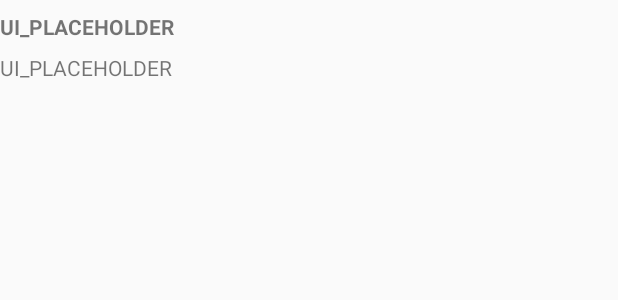
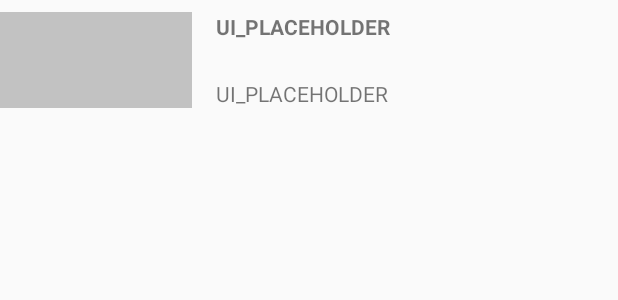
Before and after one commit to yuqiw18/MONASH-AutoModConfig, an Android app: the layout list_model_item.xml on its own in the app's theme, with its tools: preview values and no code run, on a phone screen of 412 x 824 dp. Shown: the top 300 px of the screen. Run offline under Robolectric (Android 15) with nearby library versions, the phone set to English and light mode, and no system bars.

Commit message:
Minor Update

```diff
--- a/app/src/main/AndroidManifest.xml
+++ b/app/src/main/AndroidManifest.xml
@@ -21,7 +21,7 @@
         android:roundIcon="@mipmap/ic_launcher_round"
         android:supportsRtl="true"
         android:theme="@style/AppTheme">
-        <activity android:name=".SplashTest">
+        <activity android:name=".Splash">
             <intent-filter>
                 <action android:name="android.intent.action.MAIN" />
 
--- a/app/src/main/java/yuqiwang/automobilemodificationconfigurator/ConfiguratorModel.java
+++ b/app/src/main/java/yuqiwang/automobilemodificationconfigurator/ConfiguratorModel.java
@@ -56,7 +56,7 @@ public class ConfiguratorModel extends AppCompatActivity {
 
             brandOrigin.setText(data.getOrigin());
 
-            Picasso.with(this).load(Utility.IMAGE_SOURCE+Utility.stringConvert(brandName.getText().toString())+Utility.IMAGE_FORMAT).into(brandLogo);
+            Picasso.with(this).load(Utility.getImageAddress(brandName.getText().toString())).into(brandLogo);
 
             //brandLogo.setImageResource(Utility.getResourceID(brandName.getText().toString(),R.drawable.class));
 
--- a/app/src/main/java/yuqiwang/automobilemodificationconfigurator/DataAdapter.java
+++ b/app/src/main/java/yuqiwang/automobilemodificationconfigurator/DataAdapter.java
@@ -78,6 +78,7 @@ public class DataAdapter extends BaseAdapter {
                     viewHolder = new ViewHolder();
                     viewHolder.textViewPlaceHolder1 =  (TextView) convertView.findViewById(R.id.textModelName);
                     viewHolder.textViewPlaceHolder2 = (TextView) convertView.findViewById(R.id.textBodyType);
+                    viewHolder.imageViewPlaceHolder = (ImageView) convertView.findViewById(R.id.imgModel);
                     convertView.setTag(viewHolder);
                     break;
                 case "ConfiguratorBadge":
@@ -105,11 +106,12 @@ public class DataAdapter extends BaseAdapter {
             case "ConfiguratorBrand":
                 viewHolder.textViewPlaceHolder1.setText(dataList.get(position).getName());
                 //viewHolder.imageViewPlaceHolder.setImageResource(Utility.getResourceID(dataList.get(position).getName(),R.drawable.class));
-                Picasso.with(context).load(Utility.IMAGE_SOURCE+Utility.stringConvert(dataList.get(position).getName())+Utility.IMAGE_FORMAT).into(viewHolder.imageViewPlaceHolder);
+                Picasso.with(context).load(Utility.getImageAddress(dataList.get(position).getName())).placeholder(R.drawable.img_placeholder).into(viewHolder.imageViewPlaceHolder);
                 break;
             case "ConfiguratorModel":
                 viewHolder.textViewPlaceHolder1.setText(dataList.get(position).getName());
                 viewHolder.textViewPlaceHolder2.setText(((Model)dataList.get(position)).getBodyType());
+                Picasso.with(context).load((Utility.getImageAddress(((Model)dataList.get(position)).getBrandName()+"_"+dataList.get(position).getName()))).placeholder(R.drawable.img_placeholder_wide).into(viewHolder.imageViewPlaceHolder);
                 break;
             case "ConfiguratorBadge":
                 viewHolder.textViewPlaceHolder1.setText(dataList.get(position).getName());
--- a/app/src/main/java/yuqiwang/automobilemodificationconfigurator/SplashTest.java
+++ b/app/src/main/java/yuqiwang/automobilemodificationconfigurator/Splash.java
@@ -22,7 +22,7 @@ import yuqiwang.automobilemodificationconfigurator.DataStruct.Badge;
 import yuqiwang.automobilemodificationconfigurator.DataStruct.Brand;
 import yuqiwang.automobilemodificationconfigurator.DataStruct.Model;
 
-public class SplashTest extends AppCompatActivity {
+public class Splash extends AppCompatActivity {
 
     public static final int UPDATE_DB_REQUEST = 1;
 
@@ -150,7 +150,7 @@ public class SplashTest extends AppCompatActivity {
             Handler handler = new Handler();
             handler.postDelayed(new Runnable() {
                 public void run() {
-                    Intent main = new Intent(SplashTest.this, ConfiguratorBrand.class);
+                    Intent main = new Intent(Splash.this, ConfiguratorBrand.class);
 
                     // Set up main activity
                     main.addFlags(Intent.FLAG_ACTIVITY_NEW_TASK);
@@ -165,7 +165,7 @@ public class SplashTest extends AppCompatActivity {
             Handler handler = new Handler();
             handler.postDelayed(new Runnable() {
                 public void run() {
-                    Intent main = new Intent(SplashTest.this, ConfiguratorBrand.class);
+                    Intent main = new Intent(Splash.this, ConfiguratorBrand.class);
 
                     // Set up main activity
                     main.addFlags(Intent.FLAG_ACTIVITY_NEW_TASK);
--- a/app/src/main/java/yuqiwang/automobilemodificationconfigurator/Utility.java
+++ b/app/src/main/java/yuqiwang/automobilemodificationconfigurator/Utility.java
@@ -37,4 +37,10 @@ public final class Utility {
         input = input.toLowerCase();
         return input;
     }
+
+    public static String getImageAddress(String name){
+
+        return IMAGE_SOURCE+ stringConvert(name)+ IMAGE_FORMAT;
+
+    }
 }
--- a/app/src/main/res/layout/activity_splash.xml
+++ b/app/src/main/res/layout/activity_splash.xml
@@ -3,6 +3,6 @@
     xmlns:tools="http://schemas.android.com/tools"
     android:layout_width="match_parent"
     android:layout_height="match_parent"
-    tools:context="yuqiwang.automobilemodificationconfigurator.SplashTest">
+    tools:context="yuqiwang.automobilemodificationconfigurator.Splash">
 
 </RelativeLayout>
--- a/app/src/main/res/layout/list_model_item.xml
+++ b/app/src/main/res/layout/list_model_item.xml
@@ -1,25 +1,33 @@
 <?xml version="1.0" encoding="utf-8"?>
 <RelativeLayout xmlns:android="http://schemas.android.com/apk/res/android"
+    xmlns:app="http://schemas.android.com/apk/res-auto"
     android:layout_width="match_parent" android:layout_height="match_parent">
 
     <TextView
         android:id="@+id/textModelName"
         android:layout_width="wrap_content"
         android:layout_height="wrap_content"
-        android:layout_alignParentStart="true"
-        android:layout_alignParentTop="true"
-        android:layout_marginBottom="4dp"
-        android:layout_marginTop="8dp"
         android:text="@string/ui_label_default_value"
-        android:textStyle="bold" />
+        android:textStyle="bold"
+        android:layout_alignTop="@+id/imgModel"
+        android:layout_toEndOf="@+id/imgModel" />
 
     <TextView
         android:id="@+id/textBodyType"
         android:layout_width="wrap_content"
         android:layout_height="wrap_content"
+        android:text="@string/ui_label_default_value"
+        android:layout_alignBottom="@+id/imgModel"
+        android:layout_toEndOf="@+id/imgModel" />
+
+    <ImageView
+        android:id="@+id/imgModel"
+        android:layout_width="@dimen/img128"
+        android:layout_height="@dimen/img64"
         android:layout_alignParentStart="true"
-        android:layout_below="@+id/textModelName"
+        android:layout_alignParentTop="true"
         android:layout_marginBottom="8dp"
-        android:layout_marginTop="4dp"
-        android:text="@string/ui_label_default_value" />
+        android:layout_marginEnd="16dp"
+        android:layout_marginTop="8dp"
+        app:srcCompat="@drawable/img_placeholder_wide" />
 </RelativeLayout>
--- a/app/src/main/res/values/dimens.xml
+++ b/app/src/main/res/values/dimens.xml
@@ -5,4 +5,5 @@
     <dimen name="img60">60dp</dimen>
     <dimen name="text20">20dp</dimen>
     <dimen name="ui_user_header">24dp</dimen>
+    <dimen name="img128">128dp</dimen>
 </resources>
```
Also changed, not shown: app/src/main/java/yuqiwang/automobilemodificationconfigurator/ConfiguratorBadge.java (+7 -5 lines), app/src/main/res/layout/activity_configurator_badge.xml (+10 -10 lines), app/src/main/res/drawable/img_placeholder_wide.png (added).
